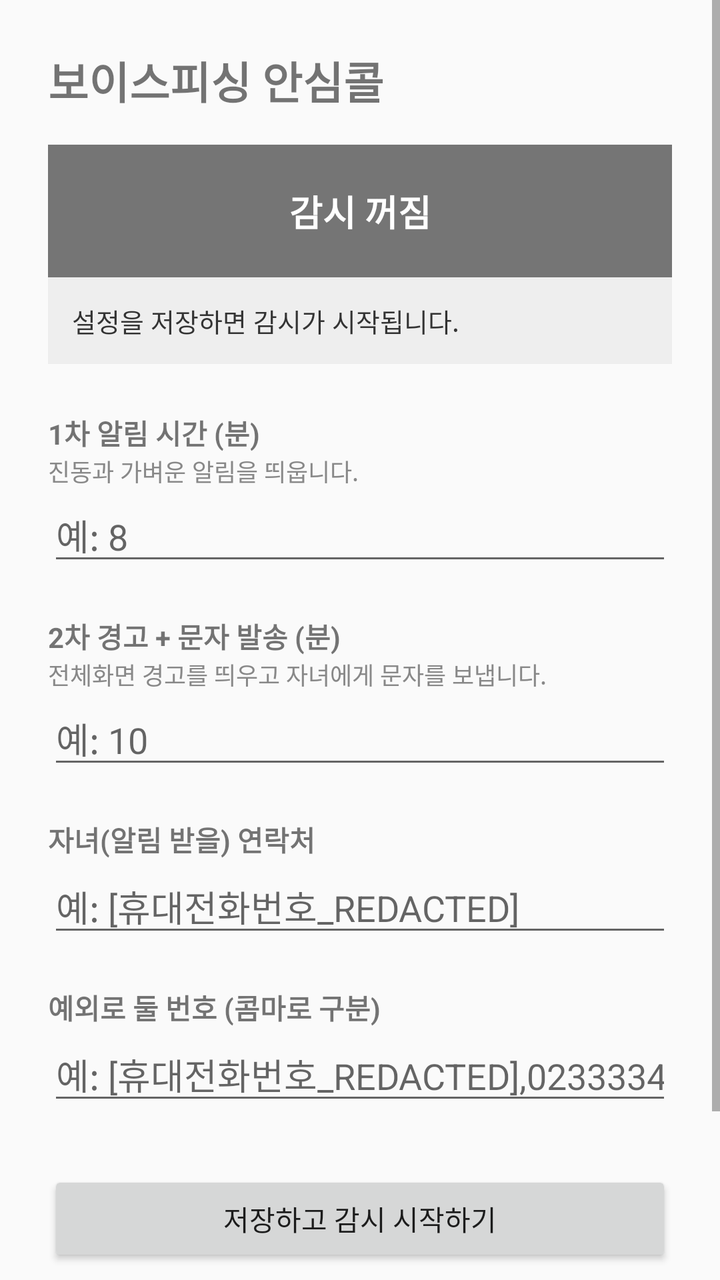
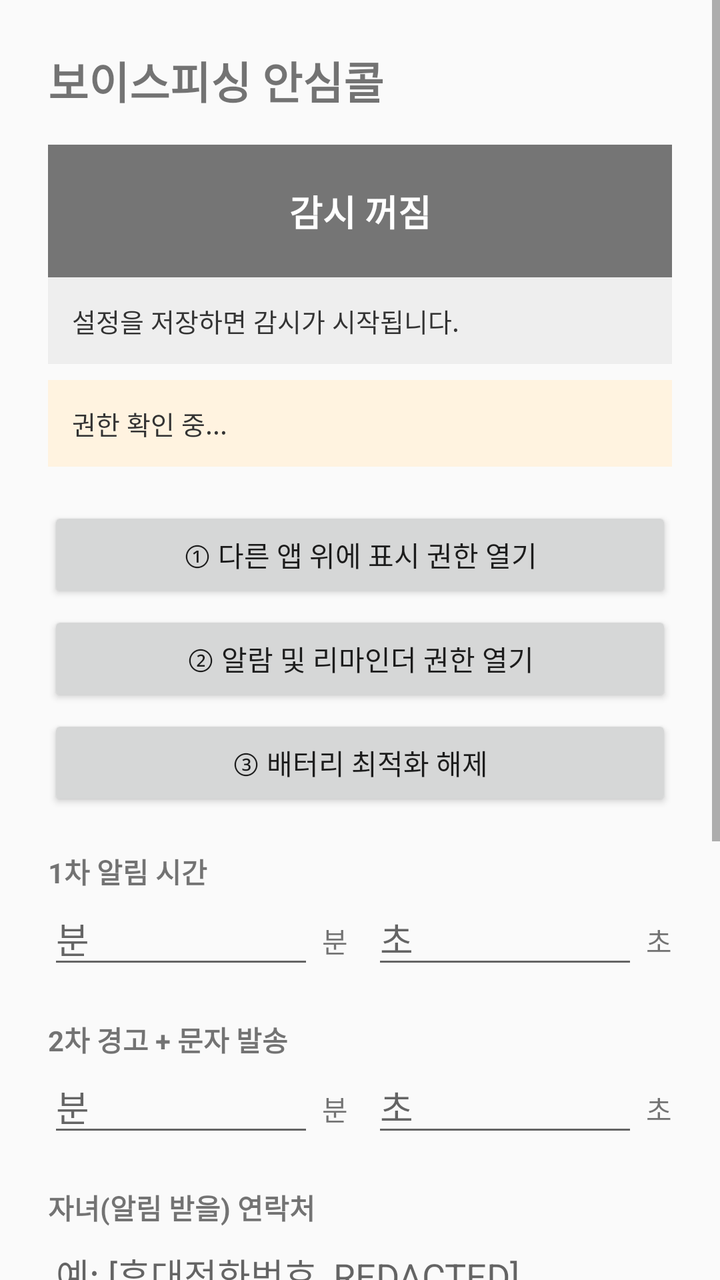

The first picture is an Android layout as it rendered before a commit; the second is the same layout after the commit. The layout source and the unified diff follow.
<!-- AndroidManifest.xml: activity theme Theme.CallGuard -->
<!-- res/layout/activity_main.xml -->
<?xml version="1.0" encoding="utf-8"?>
<ScrollView xmlns:android="http://schemas.android.com/apk/res/android"
    android:layout_width="match_parent"
    android:layout_height="match_parent">

    <LinearLayout
        android:layout_width="match_parent"
        android:layout_height="wrap_content"
        android:orientation="vertical"
        android:padding="24dp">

        <TextView
            android:layout_width="match_parent"
            android:layout_height="wrap_content"
            android:text="보이스피싱 안심콜"
            android:textSize="22sp"
            android:textStyle="bold"
            android:paddingBottom="16dp" />

        <TextView
            android:id="@+id/tv_status"
            android:layout_width="match_parent"
            android:layout_height="wrap_content"
            android:padding="20dp"
            android:gravity="center"
            android:textSize="18sp"
            android:textStyle="bold"
            android:textColor="#FFFFFF"
            android:background="#757575"
            android:text="감시 꺼짐" />

        <TextView
            android:id="@+id/tv_status_detail"
            android:layout_width="match_parent"
            android:layout_height="wrap_content"
            android:padding="12dp"
            android:textSize="13sp"
            android:background="#EEEEEE"
            android:textColor="#333333"
            android:layout_marginBottom="24dp"
            android:text="설정을 저장하면 감시가 시작됩니다." />

        <TextView
            android:layout_width="match_parent"
            android:layout_height="wrap_content"
            android:text="1차 알림 시간 (분)"
            android:textStyle="bold" />

        <TextView
            android:layout_width="match_parent"
            android:layout_height="wrap_content"
            android:text="진동과 가벼운 알림을 띄웁니다."
            android:textSize="12sp"
            android:textColor="#888888" />

        <EditText
            android:id="@+id/et_first_minutes"
            android:layout_width="match_parent"
            android:layout_height="wrap_content"
            android:inputType="number"
            android:hint="예: 8" />

        <TextView
            android:layout_width="match_parent"
            android:layout_height="wrap_content"
            android:text="2차 경고 + 문자 발송 (분)"
            android:textStyle="bold"
            android:paddingTop="20dp" />

        <TextView
            android:layout_width="match_parent"
            android:layout_height="wrap_content"
            android:text="전체화면 경고를 띄우고 자녀에게 문자를 보냅니다."
            android:textSize="12sp"
            android:textColor="#888888" />

        <EditText
            android:id="@+id/et_second_minutes"
            android:layout_width="match_parent"
            android:layout_height="wrap_content"
            android:inputType="number"
            android:hint="예: 10" />

        <TextView
            android:layout_width="match_parent"
            android:layout_height="wrap_content"
            android:text="자녀(알림 받을) 연락처"
            android:textStyle="bold"
            android:paddingTop="20dp" />

        <EditText
            android:id="@+id/et_child_number"
            android:layout_width="match_parent"
            android:layout_height="wrap_content"
            android:inputType="phone"
            android:hint="예: [휴대전화번호_REDACTED]" />

        <TextView
            android:layout_width="match_parent"
            android:layout_height="wrap_content"
            android:text="예외로 둘 번호 (콤마로 구분)"
            android:textStyle="bold"
            android:paddingTop="20dp" />

        <EditText
            android:id="@+id/et_whitelist_numbers"
            android:layout_width="match_parent"
            android:layout_height="wrap_content"
            android:inputType="phone"
            android:hint="예: [휴대전화번호_REDACTED],0233334444" />

        <Button
            android:id="@+id/btn_save"
            android:layout_width="match_parent"
            android:layout_height="wrap_content"
            android:layout_marginTop="28dp"
            android:text="저장하고 감시 시작하기" />

        <Button
            android:id="@+id/btn_test"
            android:layout_width="match_parent"
            android:layout_height="wrap_content"
            android:layout_marginTop="8dp"
            android:layout_marginBottom="24dp"
            android:text="경고 화면 미리보기 (테스트)" />

    </LinearLayout>
</ScrollView>
<!-- resources referenced by this layout -->
<resources>
  <style name="Theme.CallGuard" parent="Theme.AppCompat.DayNight.DarkActionBar">
          <item name="colorPrimary">#D32F2F</item>
          <item name="colorPrimaryDark">#B71C1C</item>
          <item name="colorAccent">#FF5252</item>
      </style>
</resources>

<!-- the commit's change to res/layout/activity_main.xml (unified diff, before → after) -->
@@ -37,49 +37,130 @@
             android:textSize="13sp"
             android:background="#EEEEEE"
             android:textColor="#333333"
-            android:layout_marginBottom="24dp"
             android:text="설정을 저장하면 감시가 시작됩니다." />
 
-        <TextView
-            android:layout_width="match_parent"
-            android:layout_height="wrap_content"
-            android:text="1차 알림 시간 (분)"
+        
+        <TextView
+            android:id="@+id/tv_permission"
+            android:layout_width="match_parent"
+            android:layout_height="wrap_content"
+            android:padding="12dp"
+            android:textSize="13sp"
+            android:background="#FFF3E0"
+            android:textColor="#333333"
+            android:layout_marginTop="8dp"
+            android:layout_marginBottom="20dp"
+            android:text="권한 확인 중..." />
+
+        <Button
+            android:id="@+id/btn_perm_overlay"
+            android:layout_width="match_parent"
+            android:layout_height="wrap_content"
+            android:text="① 다른 앱 위에 표시 권한 열기" />
+
+        <Button
+            android:id="@+id/btn_perm_alarm"
+            android:layout_width="match_parent"
+            android:layout_height="wrap_content"
+            android:layout_marginTop="4dp"
+            android:text="② 알람 및 리마인더 권한 열기" />
+
+        <Button
+            android:id="@+id/btn_perm_battery"
+            android:layout_width="match_parent"
+            android:layout_height="wrap_content"
+            android:layout_marginTop="4dp"
+            android:layout_marginBottom="20dp"
+            android:text="③ 배터리 최적화 해제" />
+
+        
+        <TextView
+            android:layout_width="match_parent"
+            android:layout_height="wrap_content"
+            android:text="1차 알림 시간"
             android:textStyle="bold" />
 
-        <TextView
-            android:layout_width="match_parent"
-            android:layout_height="wrap_content"
-            android:text="진동과 가벼운 알림을 띄웁니다."
-            android:textSize="12sp"
-            android:textColor="#888888" />
-
-        <EditText
-            android:id="@+id/et_first_minutes"
-            android:layout_width="match_parent"
-            android:layout_height="wrap_content"
-            android:inputType="number"
-            android:hint="예: 8" />
-
-        <TextView
-            android:layout_width="match_parent"
-            android:layout_height="wrap_content"
-            android:text="2차 경고 + 문자 발송 (분)"
+        <LinearLayout
+            android:layout_width="match_parent"
+            android:layout_height="wrap_content"
+            android:orientation="horizontal">
+
+            <EditText
+                android:id="@+id/et_first_min"
+                android:layout_width="0dp"
+                android:layout_weight="1"
+                android:layout_height="wrap_content"
+                android:inputType="number"
+                android:hint="분" />
+
+            <TextView
+                android:layout_width="wrap_content"
+                android:layout_height="wrap_content"
+                android:text="분"
+                android:paddingLeft="4dp"
+                android:paddingRight="12dp"
+                android:gravity="center_vertical" />
+
+            <EditText
+                android:id="@+id/et_first_sec"
+                android:layout_width="0dp"
+                android:layout_weight="1"
+                android:layout_height="wrap_content"
+                android:inputType="number"
+                android:hint="초" />
+
+            <TextView
+                android:layout_width="wrap_content"
+                android:layout_height="wrap_content"
+                android:text="초"
+                android:paddingLeft="4dp"
+                android:gravity="center_vertical" />
+        </LinearLayout>
+
+        
+        <TextView
+            android:layout_width="match_parent"
+            android:layout_height="wrap_content"
+            android:text="2차 경고 + 문자 발송"
             android:textStyle="bold"
             android:paddingTop="20dp" />
 
-        <TextView
-            android:layout_width="match_parent"
-            android:layout_height="wrap_content"
-            android:text="전체화면 경고를 띄우고 자녀에게 문자를 보냅니다."
-            android:textSize="12sp"
-            android:textColor="#888888" />
-
-        <EditText
-            android:id="@+id/et_second_minutes"
-            android:layout_width="match_parent"
-            android:layout_height="wrap_content"
-            android:inputType="number"
-            android:hint="예: 10" />
+        <LinearLayout
+            android:layout_width="match_parent"
+            android:layout_height="wrap_content"
+            android:orientation="horizontal">
+
+            <EditText
+                android:id="@+id/et_second_min"
+                android:layout_width="0dp"
+                android:layout_weight="1"
+                android:layout_height="wrap_content"
+                android:inputType="number"
+                android:hint="분" />
+
+            <TextView
+                android:layout_width="wrap_content"
+                android:layout_height="wrap_content"
+                android:text="분"
+                android:paddingLeft="4dp"
+                android:paddingRight="12dp"
+                android:gravity="center_vertical" />
+
+            <EditText
+                android:id="@+id/et_second_sec"
+                android:layout_width="0dp"
+                android:layout_weight="1"
+                android:layout_height="wrap_content"
+                android:inputType="number"
+                android:hint="초" />
+
+            <TextView
+                android:layout_width="wrap_content"
+                android:layout_height="wrap_content"
+                android:text="초"
+                android:paddingLeft="4dp"
+                android:gravity="center_vertical" />
+        </LinearLayout>
 
         <TextView
             android:layout_width="match_parent"
@@ -117,12 +198,19 @@
             android:text="저장하고 감시 시작하기" />
 
         <Button
-            android:id="@+id/btn_test"
+            android:id="@+id/btn_test_warning"
             android:layout_width="match_parent"
             android:layout_height="wrap_content"
             android:layout_marginTop="8dp"
+            android:text="경고 화면 테스트" />
+
+        <Button
+            android:id="@+id/btn_test_sms"
+            android:layout_width="match_parent"
+            android:layout_height="wrap_content"
+            android:layout_marginTop="4dp"
             android:layout_marginBottom="24dp"
-            android:text="경고 화면 미리보기 (테스트)" />
+            android:text="문자 발송 테스트" />
 
     </LinearLayout>
 </ScrollView>
